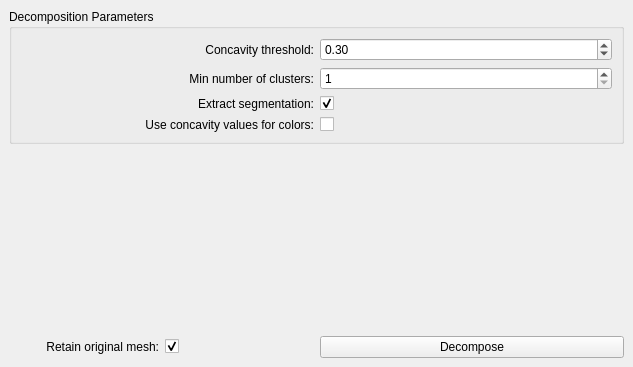
CGAL/cgal, file Polyhedron/demo/Polyhedron/Plugins/Surface_mesh/Approx_decomposition_widget.ui: the form before one commit.
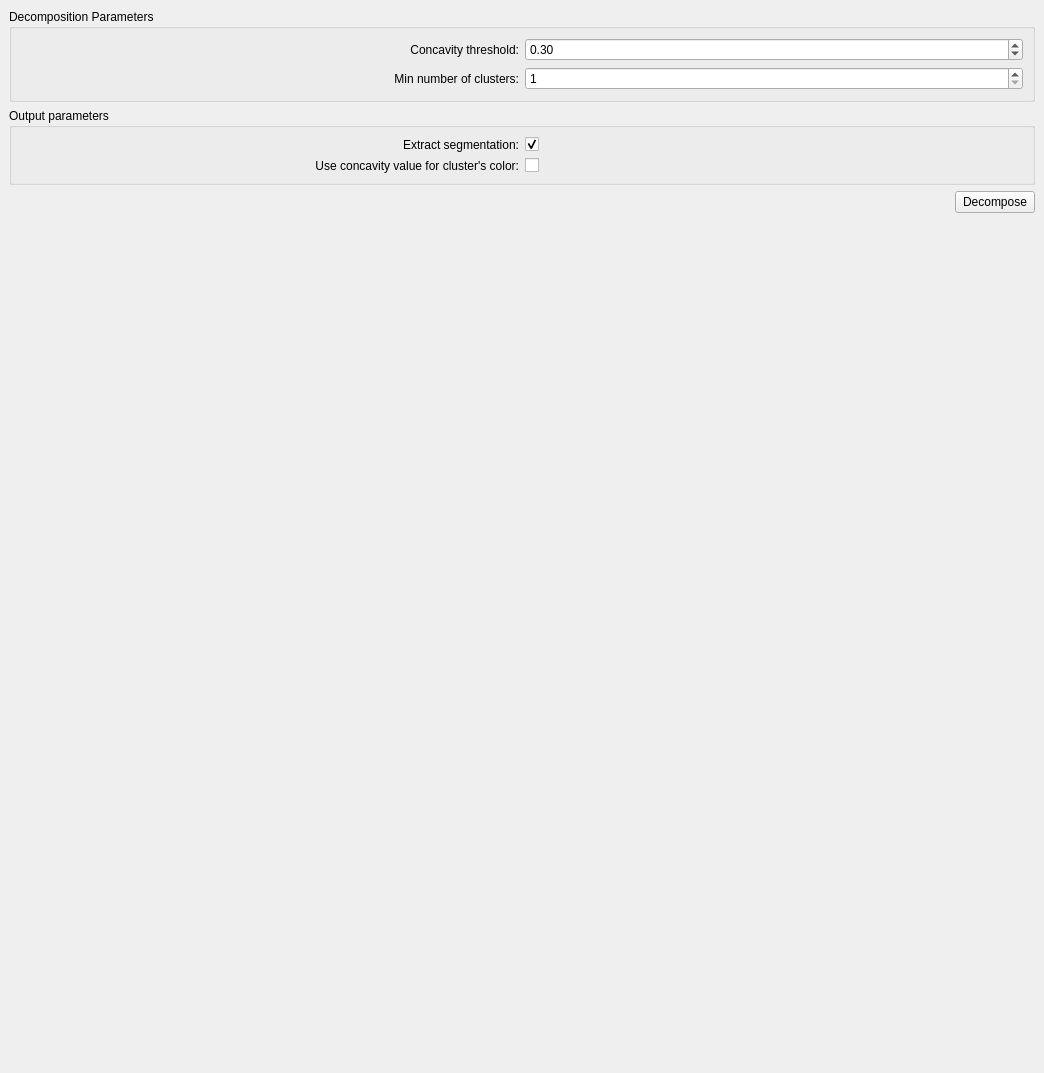
The form after the commit.

Commit message: Improve the plugin's interface

The edit to the form file:
```diff
--- a/Polyhedron/demo/Polyhedron/Plugins/Surface_mesh/Approx_decomposition_widget.ui
+++ b/Polyhedron/demo/Polyhedron/Plugins/Surface_mesh/Approx_decomposition_widget.ui
@@ -6,14 +6,14 @@
    <rect>
     <x>0</x>
     <y>0</y>
-    <width>633</width>
-    <height>367</height>
+    <width>1044</width>
+    <height>1073</height>
    </rect>
   </property>
   <property name="minimumSize">
    <size>
     <width>633</width>
-    <height>367</height>
+    <height>437</height>
    </size>
   </property>
   <property name="windowTitle">
@@ -27,49 +27,16 @@
        <string>Decomposition Parameters</string>
       </property>
       <layout class="QGridLayout" name="gridLayout" columnstretch="0,0">
-       <item row="1" column="0">
-        <widget class="QLabel" name="min_clusters_label">
-         <property name="text">
-          <string>Min number of clusters:</string>
+       <item row="1" column="1">
+        <widget class="QSpinBox" name="min_clusters_spin_box">
+         <property name="minimum">
+          <number>1</number>
          </property>
-         <property name="alignment">
-          <set>Qt::AlignRight|Qt::AlignTrailing|Qt::AlignVCenter</set>
+         <property name="maximum">
+          <number>1000000</number>
          </property>
-        </widget>
-       </item>
-       <item row="0" column="0">
-        <widget class="QLabel" name="concavity_threshold_label">
-         <property name="layoutDirection">
-          <enum>Qt::LeftToRight</enum>
-         </property>
-         <property name="text">
-          <string>Concavity threshold:</string>
-         </property>
-         <property name="alignment">
-          <set>Qt::AlignRight|Qt::AlignTrailing|Qt::AlignVCenter</set>
-         </property>
-        </widget>
-       </item>
-       <item row="3" column="0">
-        <widget class="QLabel" name="segmentation_label">
-         <property name="layoutDirection">
-          <enum>Qt::LeftToRight</enum>
-         </property>
-         <property name="text">
-          <string>Extract segmentation:</string>
-         </property>
-         <property name="alignment">
-          <set>Qt::AlignRight|Qt::AlignTrailing|Qt::AlignVCenter</set>
-         </property>
-        </widget>
-       </item>
-       <item row="3" column="1">
-        <widget class="QCheckBox" name="segmentation_check_box">
-         <property name="text">
-          <string/>
-         </property>
-         <property name="checked">
-          <bool>true</bool>
+         <property name="value">
+          <number>1</number>
          </property>
         </widget>
        </item>
@@ -86,33 +53,75 @@
          </property>
         </widget>
        </item>
-       <item row="1" column="1">
-        <widget class="QSpinBox" name="min_clusters_spin_box">
-         <property name="minimum">
-          <number>1</number>
+       <item row="0" column="0">
+        <widget class="QLabel" name="concavity_threshold_label">
+         <property name="layoutDirection">
+          <enum>Qt::LeftToRight</enum>
          </property>
-         <property name="maximum">
-          <number>1000000</number>
+         <property name="text">
+          <string>Concavity threshold:</string>
          </property>
-         <property name="value">
-          <number>1</number>
+         <property name="alignment">
+          <set>Qt::AlignRight|Qt::AlignTrailing|Qt::AlignVCenter</set>
          </property>
         </widget>
        </item>
-       <item row="4" column="0">
+       <item row="1" column="0">
+        <widget class="QLabel" name="min_clusters_label">
+         <property name="text">
+          <string>Min number of clusters:</string>
+         </property>
+         <property name="alignment">
+          <set>Qt::AlignRight|Qt::AlignTrailing|Qt::AlignVCenter</set>
+         </property>
+        </widget>
+       </item>
+      </layout>
+     </widget>
+    </item>
+    <item>
+     <widget class="QGroupBox" name="groupBox_2">
+      <property name="title">
+       <string>Output parameters</string>
+      </property>
+      <layout class="QGridLayout" name="gridLayout_2">
+       <item row="0" column="0">
+        <widget class="QLabel" name="segmentation_label">
+         <property name="layoutDirection">
+          <enum>Qt::LeftToRight</enum>
+         </property>
+         <property name="text">
+          <string>Extract segmentation:</string>
+         </property>
+         <property name="alignment">
+          <set>Qt::AlignRight|Qt::AlignTrailing|Qt::AlignVCenter</set>
+         </property>
+        </widget>
+       </item>
+       <item row="0" column="1">
+        <widget class="QCheckBox" name="segmentation_check_box">
+         <property name="text">
+          <string/>
+         </property>
+         <property name="checked">
+          <bool>true</bool>
+         </property>
+        </widget>
+       </item>
+       <item row="1" column="0">
         <widget class="QLabel" name="concavity_colors_label">
          <property name="layoutDirection">
           <enum>Qt::LeftToRight</enum>
          </property>
          <property name="text">
-          <string>Use concavity values for colors:</string>
+          <string>Use concavity value for cluster's color:</string>
          </property>
          <property name="alignment">
           <set>Qt::AlignRight|Qt::AlignTrailing|Qt::AlignVCenter</set>
          </property>
         </widget>
        </item>
-       <item row="4" column="1">
+       <item row="1" column="1">
         <widget class="QCheckBox" name="concavity_colors_check_box">
          <property name="enabled">
           <bool>true</bool>
@@ -128,6 +137,30 @@
       </layout>
      </widget>
     </item>
+    <item>
+     <layout class="QHBoxLayout">
+      <item>
+       <spacer name="horizontalSpacer">
+        <property name="orientation">
+         <enum>Qt::Horizontal</enum>
+        </property>
+        <property name="sizeHint" stdset="0">
+         <size>
+          <width>40</width>
+          <height>20</height>
+         </size>
+        </property>
+       </spacer>
+      </item>
+      <item>
+       <widget class="QPushButton" name="decompose_button">
+        <property name="text">
+         <string>Decompose</string>
+        </property>
+       </widget>
+      </item>
+     </layout>
+    </item>
     <item>
      <spacer name="verticalSpacer">
       <property name="orientation">
@@ -141,41 +174,6 @@
       </property>
      </spacer>
     </item>
-    <item>
-     <layout class="QHBoxLayout">
-      <item>
-       <layout class="QGridLayout" name="gridLayout_3">
-        <item row="0" column="1">
-         <widget class="QCheckBox" name="retain_mesh_check_box">
-          <property name="text">
-           <string/>
-          </property>
-          <property name="checked">
-           <bool>true</bool>
-          </property>
-         </widget>
-        </item>
-        <item row="0" column="0">
-         <widget class="QLabel" name="retain_mesh_label">
-          <property name="text">
-           <string>Retain original mesh:</string>
-          </property>
-          <property name="alignment">
-           <set>Qt::AlignRight|Qt::AlignTrailing|Qt::AlignVCenter</set>
-          </property>
-         </widget>
-        </item>
-       </layout>
-      </item>
-      <item>
-       <widget class="QPushButton" name="decompose_button">
-        <property name="text">
-         <string>Decompose</string>
-        </property>
-       </widget>
-      </item>
-     </layout>
-    </item>
    </layout>
   </widget>
  </widget>
```
The commit also changes 1 other file.
